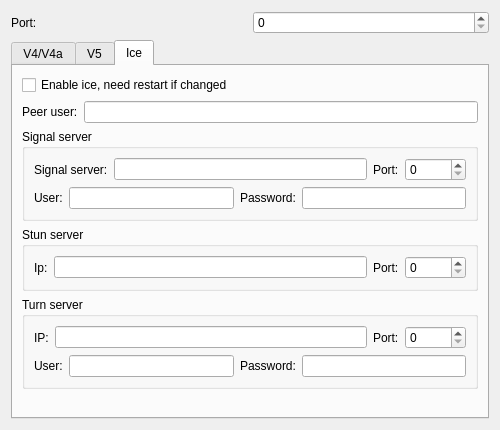
Above: Server/FrmSocket.ui from KangLin/RabbitProxyServer before the change. Below: the same form after it.
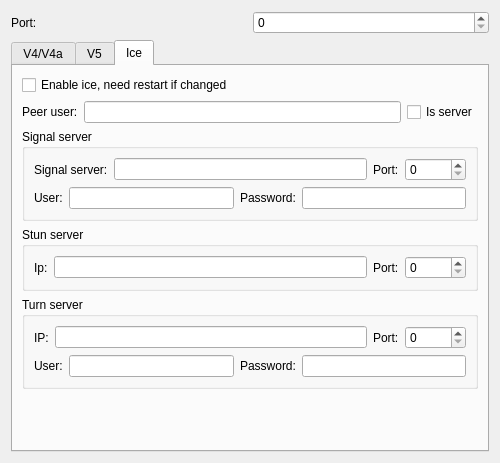
That is the form after the change.

What changed in the file:
```diff
--- a/Server/FrmSocket.ui
+++ b/Server/FrmSocket.ui
@@ -7,7 +7,7 @@
     <x>0</x>
     <y>0</y>
     <width>500</width>
-    <height>430</height>
+    <height>463</height>
    </rect>
   </property>
   <property name="windowTitle">
@@ -183,6 +183,13 @@
          <item>
           <widget class="QLineEdit" name="lePeerUser"/>
          </item>
+         <item>
+          <widget class="QCheckBox" name="cbIceServer">
+           <property name="text">
+            <string>Is server</string>
+           </property>
+          </widget>
+         </item>
         </layout>
        </item>
        <item row="2" column="0">
```
